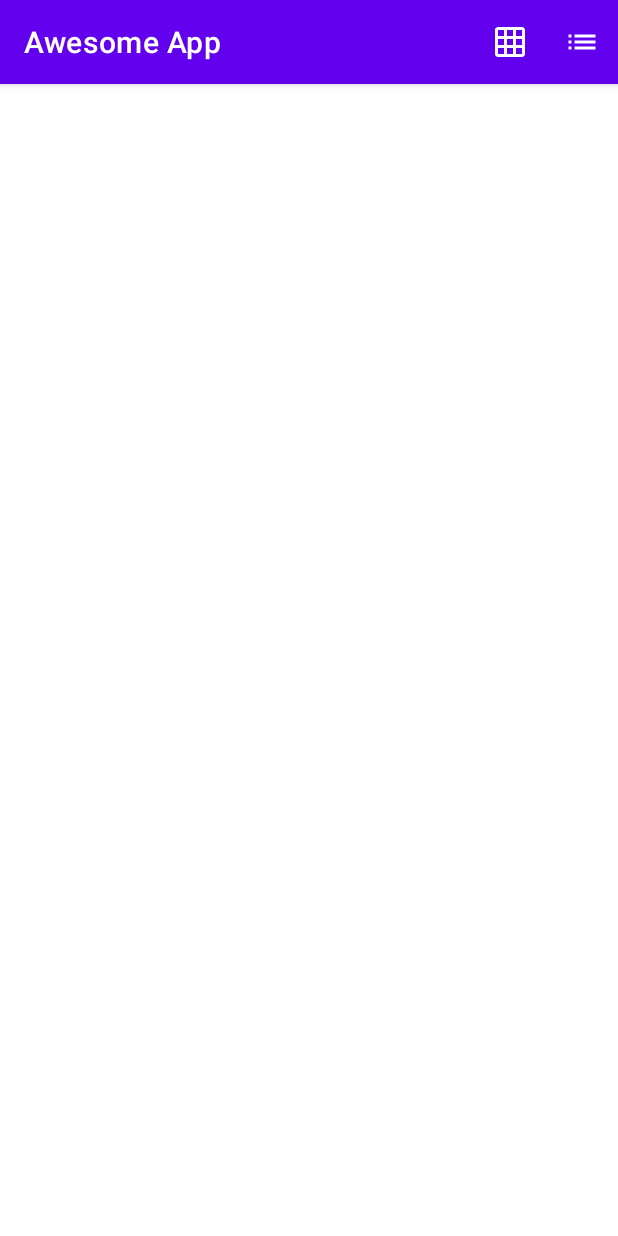
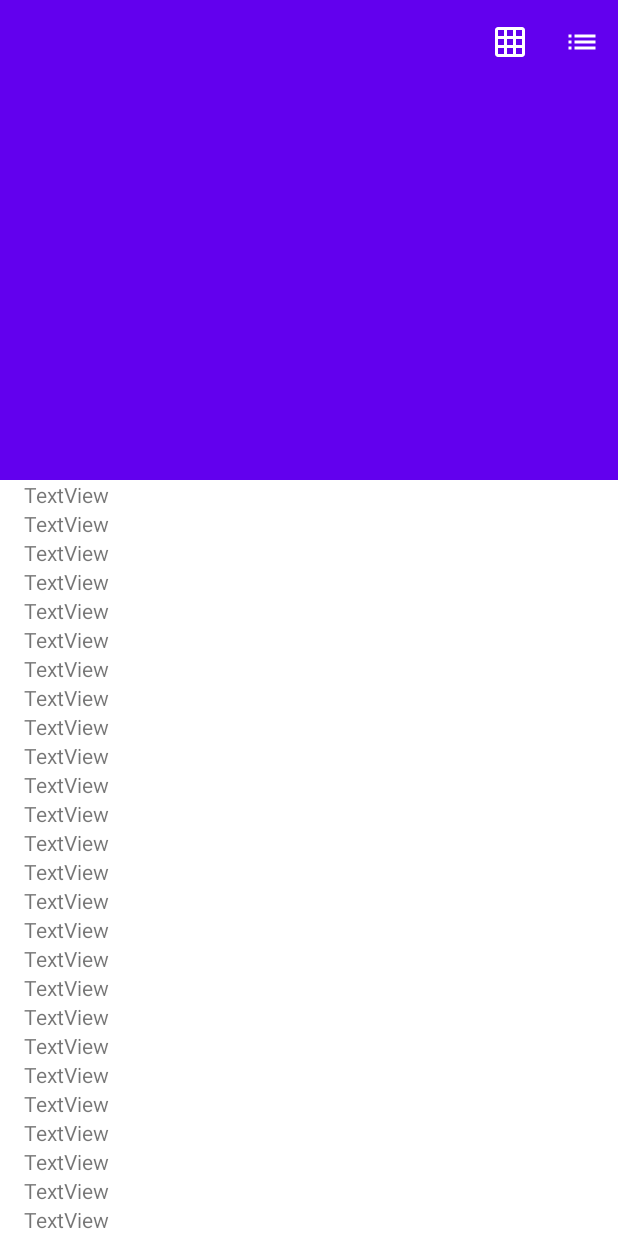
Before and after one commit to naufalfachrian/awesome-app, an Android app: the screen it shows after launch (PexelsCuratedActivity), after a tap on "List View", on a phone screen of 412 x 824 dp. Run offline under Robolectric (Android 15) with nearby library versions, the phone set to English and light mode, and no system bars; our stand-ins replace data binding.

Commit message:
UI Prototyping

```diff
--- /dev/null
+++ b/app/src/main/java/com/naufalfachrian/awesomeapp/GridAdapter.kt
@@ -0,0 +1,27 @@
+package com.naufalfachrian.awesomeapp
+
+import android.view.LayoutInflater
+import android.view.ViewGroup
+import androidx.recyclerview.widget.RecyclerView
+import com.naufalfachrian.awesomeapp.databinding.ItemGridBinding
+
+class GridAdapter : RecyclerView.Adapter<GridAdapter.ViewHolder>() {
+
+    class ViewHolder(private val itemView: ItemGridBinding) : RecyclerView.ViewHolder(itemView.root) {
+
+    }
+
+    override fun onCreateViewHolder(parent: ViewGroup, viewType: Int): ViewHolder {
+        val binding = ItemGridBinding.inflate(LayoutInflater.from(parent.context), parent, false)
+        return ViewHolder(binding)
+    }
+
+    override fun onBindViewHolder(holder: ViewHolder, position: Int) {
+        //
+    }
+
+    override fun getItemCount(): Int {
+        return 50
+    }
+
+}
--- /dev/null
+++ b/app/src/main/java/com/naufalfachrian/awesomeapp/ListAdapter.kt
@@ -0,0 +1,27 @@
+package com.naufalfachrian.awesomeapp
+
+import android.view.LayoutInflater
+import android.view.View
+import android.view.ViewGroup
+import androidx.recyclerview.widget.RecyclerView
+import com.naufalfachrian.awesomeapp.databinding.ItemListBinding
+
+class ListAdapter : RecyclerView.Adapter<ListAdapter.ViewHolder>() {
+
+    class ViewHolder(private val itemView: ItemListBinding) : RecyclerView.ViewHolder(itemView.root) {
+
+    }
+
+    override fun onCreateViewHolder(parent: ViewGroup, viewType: Int): ViewHolder {
+        val binding = ItemListBinding.inflate(LayoutInflater.from(parent.context), parent, false)
+        return ListAdapter.ViewHolder(binding)
+    }
+
+    override fun onBindViewHolder(holder: ViewHolder, position: Int) {
+        //
+    }
+
+    override fun getItemCount(): Int {
+        return 50
+    }
+}
--- a/app/src/main/java/com/naufalfachrian/awesomeapp/PexelsCuratedActivity.kt
+++ b/app/src/main/java/com/naufalfachrian/awesomeapp/PexelsCuratedActivity.kt
@@ -2,7 +2,10 @@ package com.naufalfachrian.awesomeapp
 
 import android.os.Bundle
 import android.view.Menu
+import android.view.MenuItem
 import androidx.appcompat.app.AppCompatActivity
+import androidx.recyclerview.widget.GridLayoutManager
+import androidx.recyclerview.widget.LinearLayoutManager
 import com.naufalfachrian.awesomeapp.databinding.ActivityPexelsCuratedBinding
 
 class PexelsCuratedActivity : AppCompatActivity() {
@@ -12,6 +15,10 @@ class PexelsCuratedActivity : AppCompatActivity() {
     override fun onCreate(savedInstanceState: Bundle?) {
         super.onCreate(savedInstanceState)
         binding = ActivityPexelsCuratedBinding.inflate(layoutInflater)
+        setContentView(binding.root)
+        setSupportActionBar(binding.toolbar)
+        title = ""
+        activateGridMode()
     }
 
     override fun onCreateOptionsMenu(menu: Menu?): Boolean {
@@ -19,4 +26,26 @@ class PexelsCuratedActivity : AppCompatActivity() {
         return super.onCreateOptionsMenu(menu)
     }
 
+    override fun onOptionsItemSelected(item: MenuItem): Boolean {
+        when (item.itemId) {
+            R.id.menu_view_mode_grid -> {
+                activateGridMode()
+            }
+            R.id.menu_view_mode_list -> {
+                activateListMode()
+            }
+        }
+        return true
+    }
+
+    private fun activateListMode() {
+        binding.recyclerView.adapter = ListAdapter()
+        binding.recyclerView.layoutManager = LinearLayoutManager(this)
+    }
+
+    private fun activateGridMode() {
+        binding.recyclerView.adapter = GridAdapter()
+        binding.recyclerView.layoutManager = GridLayoutManager(this, 2)
+    }
+
 }
--- a/app/src/main/res/drawable/ic_baseline_grid_on_24.xml
+++ b/app/src/main/res/drawable/ic_baseline_grid_on_24.xml
@@ -2,8 +2,7 @@
     android:width="24dp"
     android:height="24dp"
     android:viewportWidth="24"
-    android:viewportHeight="24"
-    android:tint="?attr/colorControlNormal">
+    android:viewportHeight="24">
   <path
       android:fillColor="@android:color/white"
       android:pathData="M20,2L4,2c-1.1,0 -2,0.9 -2,2v16c0,1.1 0.9,2 2,2h16c1.1,0 2,-0.9 2,-2L22,4c0,-1.1 -0.9,-2 -2,-2zM8,20L4,20v-4h4v4zM8,14L4,14v-4h4v4zM8,8L4,8L4,4h4v4zM14,20h-4v-4h4v4zM14,14h-4v-4h4v4zM14,8h-4L10,4h4v4zM20,20h-4v-4h4v4zM20,14h-4v-4h4v4zM20,8h-4L16,4h4v4z"/>
--- a/app/src/main/res/drawable/ic_baseline_list_24.xml
+++ b/app/src/main/res/drawable/ic_baseline_list_24.xml
@@ -2,8 +2,7 @@
     android:width="24dp"
     android:height="24dp"
     android:viewportWidth="24"
-    android:viewportHeight="24"
-    android:tint="?attr/colorControlNormal">
+    android:viewportHeight="24">
   <path
       android:fillColor="@android:color/white"
       android:pathData="M3,13h2v-2L3,11v2zM3,17h2v-2L3,15v2zM3,9h2L5,7L3,7v2zM7,13h14v-2L7,11v2zM7,17h14v-2L7,15v2zM7,7v2h14L21,7L7,7z"/>
--- a/app/src/main/res/layout/activity_pexels_curated.xml
+++ b/app/src/main/res/layout/activity_pexels_curated.xml
@@ -6,21 +6,29 @@
         android:layout_height="match_parent"
         android:fitsSystemWindows="true">
 
-        <com.google.android.material.appbar.CollapsingToolbarLayout
+        <com.google.android.material.appbar.AppBarLayout
             android:id="@+id/collapsing_toolbar"
             android:layout_width="match_parent"
-            android:layout_height="match_parent"
+            android:layout_height="wrap_content"
             android:fitsSystemWindows="true"
             app:contentScrim="?attr/colorPrimary"
             app:expandedTitleMarginEnd="64dp"
-            app:expandedTitleMarginStart="48dp"
-            app:layout_scrollFlags="scroll|exitUntilCollapsed">
+            app:expandedTitleMarginStart="48dp">
 
-            <androidx.appcompat.widget.Toolbar
-                android:id="@+id/toolbar"
+            <com.google.android.material.appbar.CollapsingToolbarLayout
+                android:id="@+id/toolbar_layout"
                 android:layout_width="match_parent"
-                android:layout_height="?attr/actionBarSize"
-                app:layout_scrollFlags="scroll|enterAlways" />
+                android:layout_height="320dp"
+                app:layout_scrollFlags="scroll|exitUntilCollapsed">
+
+                <androidx.appcompat.widget.Toolbar
+                    android:id="@+id/toolbar"
+                    android:layout_width="match_parent"
+                    android:layout_height="?attr/actionBarSize"
+                    app:layout_collapseMode="pin"
+                    app:popupTheme="@style/ThemeOverlay.AppCompat.Light" />
+
+            </com.google.android.material.appbar.CollapsingToolbarLayout>
 
 <!--            <ImageView-->
 <!--                app:layout_scrollFlags="scroll|enterAlways|enterAlwaysCollapsed"-->
@@ -30,10 +38,10 @@
 <!--                app:layout_collapseMode="parallax"-->
 <!--                android:minHeight="100dp" />-->
 
-        </com.google.android.material.appbar.CollapsingToolbarLayout>
+        </com.google.android.material.appbar.AppBarLayout>
 
         <androidx.recyclerview.widget.RecyclerView
-            android:id="@+id/rvToDoList"
+            android:id="@+id/recyclerView"
             android:layout_width="match_parent"
             android:layout_height="match_parent"
             app:layout_behavior="@string/appbar_scrolling_view_behavior"/>
--- /dev/null
+++ b/app/src/main/res/layout/item_list.xml
@@ -0,0 +1,36 @@
+<?xml version="1.0" encoding="utf-8"?>
+<layout xmlns:app="http://schemas.android.com/apk/res-auto"
+    xmlns:tools="http://schemas.android.com/tools"
+    xmlns:android="http://schemas.android.com/apk/res/android">
+
+    <androidx.constraintlayout.widget.ConstraintLayout
+        android:layout_width="match_parent"
+        android:layout_height="wrap_content">
+
+        <ImageView
+            android:id="@+id/imageView"
+            android:layout_width="wrap_content"
+            android:layout_height="wrap_content"
+            android:layout_marginStart="8dp"
+            android:layout_marginTop="8dp"
+            android:layout_marginEnd="8dp"
+            android:layout_marginBottom="8dp"
+            app:layout_constraintBottom_toBottomOf="parent"
+            app:layout_constraintDimensionRatio="1:1"
+            app:layout_constraintEnd_toStartOf="@+id/textView"
+            app:layout_constraintStart_toStartOf="parent"
+            app:layout_constraintTop_toTopOf="parent"
+            tools:srcCompat="@tools:sample/avatars" />
+
+        <TextView
+            android:id="@+id/textView"
+            android:layout_width="0dp"
+            android:layout_height="wrap_content"
+            android:layout_marginEnd="8dp"
+            android:text="TextView"
+            app:layout_constraintBottom_toBottomOf="parent"
+            app:layout_constraintEnd_toEndOf="parent"
+            app:layout_constraintStart_toEndOf="@+id/imageView"
+            app:layout_constraintTop_toTopOf="parent" />
+    </androidx.constraintlayout.widget.ConstraintLayout>
+</layout>
--- a/app/src/main/res/values/themes.xml
+++ b/app/src/main/res/values/themes.xml
@@ -1,6 +1,6 @@
 <resources xmlns:tools="http://schemas.android.com/tools">
     <!-- Base application theme. -->
-    <style name="Theme.AwesomeApp" parent="Theme.MaterialComponents.DayNight.DarkActionBar">
+    <style name="Theme.AwesomeApp" parent="Theme.MaterialComponents.DayNight.NoActionBar">
         <!-- Primary brand color. -->
         <item name="colorPrimary">@color/purple_500</item>
         <item name="colorPrimaryVariant">@color/purple_700</item>
```
Also changed, not shown: app/src/main/res/layout/item_grid.xml (added, +38 -0 lines).
